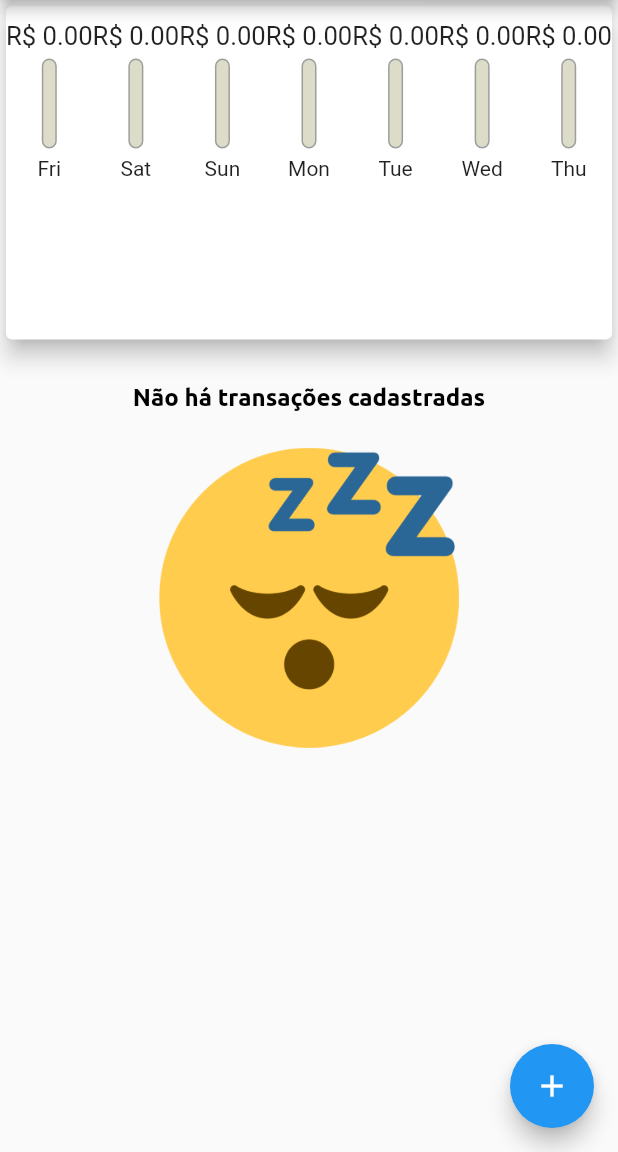
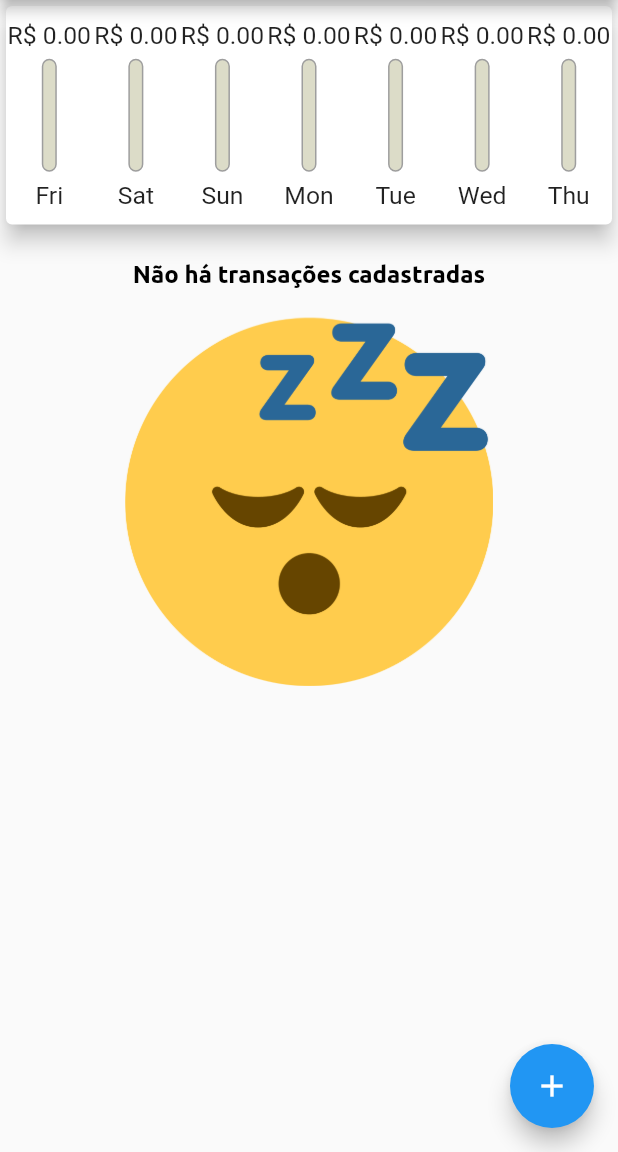
Before and after one commit to sophiecalixto/personal_expenses, a Flutter app: the screen it shows after launch, on a phone screen of 412 x 824 dp, the part 84-1236 px from its top. Run offline on Flutter 3.47's test engine with Material 2 defaults, Android fonts, the phone set to English and light mode, and no system bars.

Commit message:
feat: landscape config

```diff
--- a/lib/components/chart_bar.dart
+++ b/lib/components/chart_bar.dart
@@ -14,17 +14,18 @@ class ChartBar extends StatelessWidget {
 
   @override
   Widget build(BuildContext context) {
-    return Column(
+    return LayoutBuilder(
+      builder: (context, constrainsts) => Column(
         children: [
           SizedBox(
-          height: 20,
+            height: constrainsts.maxHeight * 0.15,
             child: FittedBox(
               child: Text("R\$ ${value.toStringAsFixed(2)}"),
             ),
           ),
-        const SizedBox(height: 5),
+          SizedBox(height: constrainsts.maxHeight * 0.05),
           SizedBox(
-          height: 60,
+            height: constrainsts.maxHeight * 0.6,
             width: 10,
             child: Stack(
               alignment: Alignment.bottomCenter,
@@ -48,9 +49,13 @@ class ChartBar extends StatelessWidget {
               ],
             ),
           ),
-        const SizedBox(height: 5),
-        Text(label),
+          SizedBox(height: constrainsts.maxHeight * 0.05),
+          SizedBox(
+            height: constrainsts.maxHeight * 0.15,
+            child: FittedBox(child: Text(label)),
+          ),
         ],
+      ),
     );
   }
 }
--- a/lib/components/transaction_list.dart
+++ b/lib/components/transaction_list.dart
@@ -11,22 +11,26 @@ class TransactionList extends StatelessWidget {
   @override
   Widget build(BuildContext context) {
     return transactionList.isEmpty
-        ? Column(
+        ? LayoutBuilder(
+            builder: (context, constraints) {
+              return Column(
                 children: [
-              const SizedBox(height: 25),
+                  const SizedBox(height: 20),
                   Text(
                     "Não há transações cadastradas",
                     style: Theme.of(context).textTheme.headlineMedium,
                   ),
-              const SizedBox(height: 25),
+                  const SizedBox(height: 20),
                   SizedBox(
-                height: 200,
+                    height: constraints.maxHeight * 0.4,
                     child: Image.asset(
                       'assets/images/waiting.png',
                       fit: BoxFit.cover,
                     ),
                   ),
                 ],
+              );
+            },
           )
         : ListView.builder(
             itemCount: transactionList.length,
--- a/lib/main.dart
+++ b/lib/main.dart
@@ -61,6 +61,7 @@ class MyHomePage extends StatefulWidget {
 
 class _MyHomePageState extends State<MyHomePage> {
   final List<Transaction> transactionList = [];
+  bool _showChart = false;
 
   List<Transaction> get _recentTransactions {
     return transactionList.where(
@@ -106,6 +107,8 @@ class _MyHomePageState extends State<MyHomePage> {
 
   @override
   Widget build(BuildContext context) {
+    bool isLandscape = MediaQuery.of(context).orientation == Orientation.landscape;
+
     final appBar = AppBar(
       backgroundColor: Theme.of(context).colorScheme.primary,
       title: const Text("Despesas Pessoais"),
@@ -125,14 +128,31 @@ class _MyHomePageState extends State<MyHomePage> {
         child: Column(
           crossAxisAlignment: CrossAxisAlignment.stretch,
           children: [
+            if (isLandscape)
+              Row(
+                mainAxisAlignment: MainAxisAlignment.spaceBetween,
+                children: [
+                  const Text('Exibir gráfico'),
+                  Switch(
+                    value: _showChart,
+                    onChanged: (value) {
+                      setState(() {
+                        _showChart = value;
+                      });
+                    },
+                  ),
+                ],
+              ),
+            if (_showChart || !isLandscape)
               SizedBox(
-              height: availableSize * 0.3,
+                height: availableSize * (isLandscape ? 0.7 : 0.2),
                 child: ChartWidget(
                   recentTransactions: _recentTransactions,
                 ),
               ),
+            if (!_showChart || !isLandscape)
               SizedBox(
-              height: availableSize * 0.7,
+                height: availableSize * 0.8,
                 child: TransactionList(
                   transactionList: transactionList,
                   onDelete: _removeTransaction,
```
Lines whose indentation alone changed are shown as unchanged.
